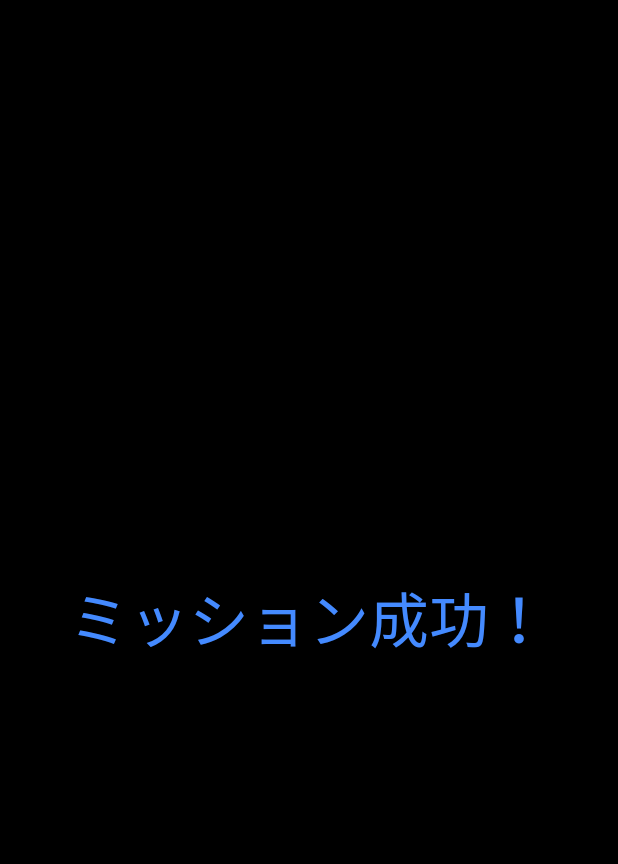
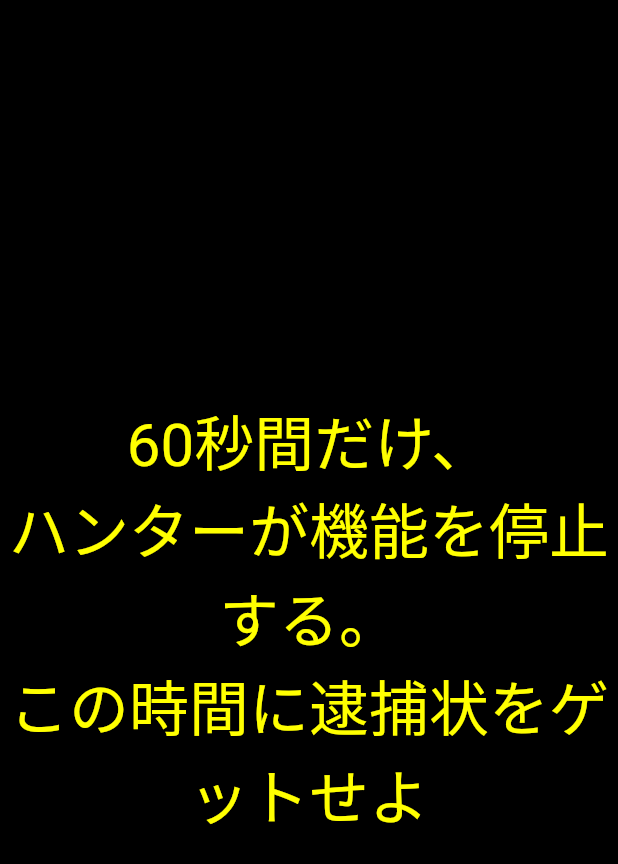
Before and after one commit to hiroshu-diary/seisouchu_alarm, a Flutter app: the SuccessScreen screen opened directly, on a phone screen of 412 x 824 dp. Shown: the top 864 px of the screen. Run offline on Flutter 3.47's test engine with Material 2 defaults, Android fonts, the phone set to English and light mode, and no system bars; our stand-ins replace audioplayers; missing offline and left inert: flutter_screen_lock.

Commit message:
微修正

```diff
--- a/lib/helper/sound.dart
+++ b/lib/helper/sound.dart
@@ -4,7 +4,7 @@ import 'package:audioplayers/audioplayers.dart';
 final ring = AudioCache();
 
 Future<void> delay() async {
-  Future.delayed(const Duration(milliseconds: 700));
+  Future.delayed(const Duration(milliseconds: 1000));
 }
 
 Future<void> play(int n) async {
--- a/lib/screen/start_screen.dart
+++ b/lib/screen/start_screen.dart
@@ -87,7 +87,7 @@ class _StartScreenState extends State<StartScreen> {
           2,
           Center(
             child: Text(
-              'この奥の宝箱に逮捕状がある。\n\n\nしかし、\n\nハンターがこれを護衛している。',
+              'この奥の宝箱に逮捕状がある。\n\n\nしかし、\nハンターがこれを護衛している。',
               style: _style,
               textAlign: TextAlign.center,
             ),
@@ -105,7 +105,7 @@ class _StartScreenState extends State<StartScreen> {
         Scaffold(
           backgroundColor: Colors.black,
           body: GestureDetector(
-            behavior: HitTestBehavior.opaque,
+            behavior: HitTestBehavior.deferToChild,
             onTap: () {
               Navi.blackNavi(context, const LockScreen(), 500);
             },
--- a/lib/screen/success_screen.dart
+++ b/lib/screen/success_screen.dart
@@ -19,9 +19,11 @@ class _SuccessScreenState extends State<SuccessScreen> {
       backgroundColor: Colors.black,
       body: const Center(
         child: Text(
-          'ミッション成功！',
+          '60秒間だけ、\nハンターが機能を停止する。'
+          '\nこの時間に逮捕状をゲットせよ',
+          textAlign: TextAlign.center,
           style: TextStyle(
-            color: Colors.blueAccent,
+            color: Colors.yellowAccent,
             fontSize: 40,
           ),
         ),
```
